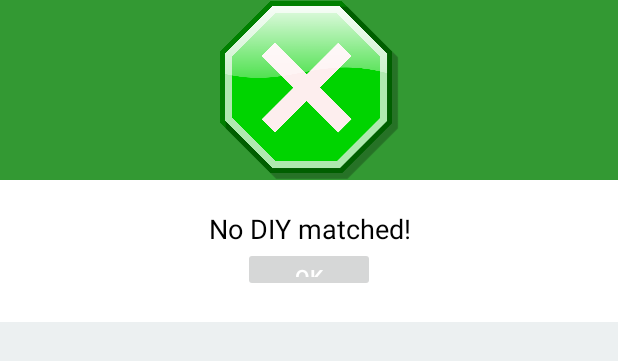
After one commit to Chaachii2797/Revised_Gcompanion, an Android app: the layout dialog.xml on its own in the app's theme, with its tools: preview values and no code run, on a phone screen of 412 x 824 dp. The commit adds this screen. Shown: the top 361 px of the screen. Run offline under Robolectric (Android 15) with nearby library versions, the phone set to English and light mode, and no system bars.

Commit message:
recommendation updating matching um

```diff
--- a/app/src/main/AndroidManifest.xml
+++ b/app/src/main/AndroidManifest.xml
@@ -98,9 +98,7 @@
         </intent-filter>
 
         <activity android:name=".Admin" />
-        <activity android:name=".Bookmark_Activity">
-
-        </activity>
+        <activity android:name=".Bookmark_Activity"/>
     </application>
 
 </manifest>
--- a/app/src/main/java/cabiso/daphny/com/g_companion/CaptureDIY.java
+++ b/app/src/main/java/cabiso/daphny/com/g_companion/CaptureDIY.java
@@ -683,7 +683,6 @@ public class CaptureDIY extends AppCompatActivity implements View.OnClickListene
         ArrayList<Tag> tags = new ArrayList<>();
         Tag tag;
 
-
         for (int i = 0; i < tagList.size(); i++) {
             if (tagList.get(i).getName().toLowerCase().startsWith(text.toLowerCase())) {
                 tag = new Tag(tagList.get(i).getName());
--- /dev/null
+++ b/app/src/main/res/layout/dialog.xml
@@ -0,0 +1,41 @@
+<RelativeLayout xmlns:android="http://schemas.android.com/apk/res/android"
+    xmlns:app="http://schemas.android.com/apk/res-auto"
+    android:orientation="vertical"
+    android:layout_width="match_parent"
+    android:layout_height="wrap_content"
+    android:gravity="center"
+    android:background="#ffffffff">
+
+    <ImageView
+        android:id="@+id/a"
+        android:layout_width="match_parent"
+        android:layout_height="120dp"
+        android:background="#339933"
+        android:gravity="center"
+        android:scaleType="fitCenter"
+        app:srcCompat="@drawable/stop" />
+
+    <TextView
+        android:id="@+id/text_dialog"
+        android:layout_width="wrap_content"
+        android:layout_height="wrap_content"
+        android:layout_below="@+id/a"
+        android:layout_centerHorizontal="true"
+        android:layout_marginTop="20dp"
+        android:gravity="center_horizontal"
+        android:text="No DIY matched!"
+        android:textColor="#ff000000"
+        android:textSize="18sp" />
+
+    <Button
+        android:layout_width="wrap_content"
+        android:layout_height="30dp"
+        android:text="OK"
+        android:id="@+id/btn_dialog"
+        android:gravity="center_vertical|center_horizontal"
+        android:layout_below="@+id/text_dialog"
+        android:layout_marginBottom="20dp"
+        android:layout_centerHorizontal="true"
+        android:textColor="#ffffffff" />
+
+</RelativeLayout>
--- /dev/null
+++ b/app/src/main/res/values/ids.xml
@@ -0,0 +1,4 @@
+<?xml version="1.0" encoding="utf-8"?>
+<resources>
+    <item name="map" type="id" />
+</resources>
```
Also changed, not shown: app/src/main/java/cabiso/daphny/com/g_companion/CommunityFragment.java (+0 -37 lines), app/src/main/java/cabiso/daphny/com/g_companion/Login.java (+3 -17 lines), app/src/main/java/cabiso/daphny/com/g_companion/Recommend/Bottle_Recommend.java (+22 -21 lines), app/src/main/java/cabiso/daphny/com/g_companion/Signup.java (+20 -0 lines), app/src/main/res/drawable/stop.png (added).
